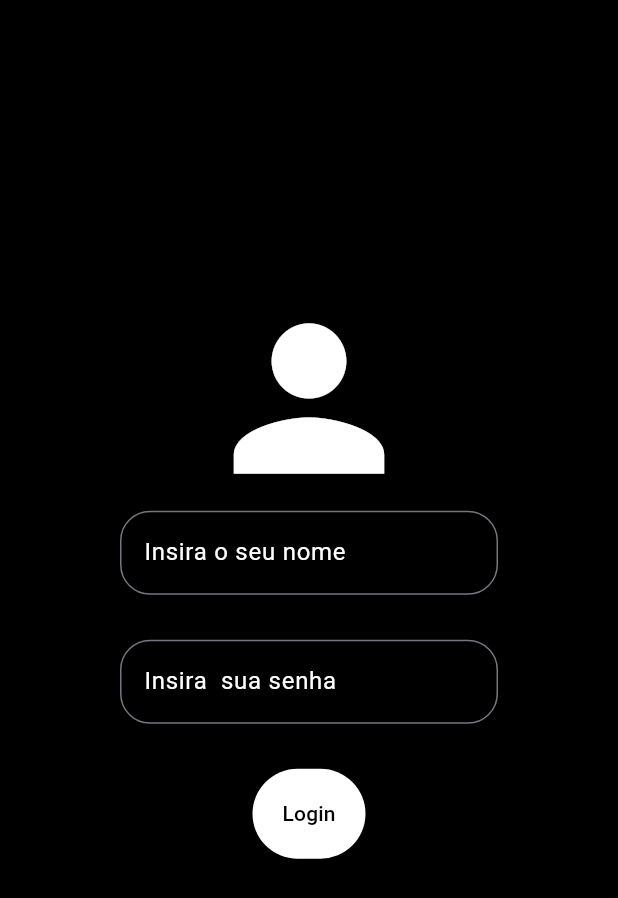
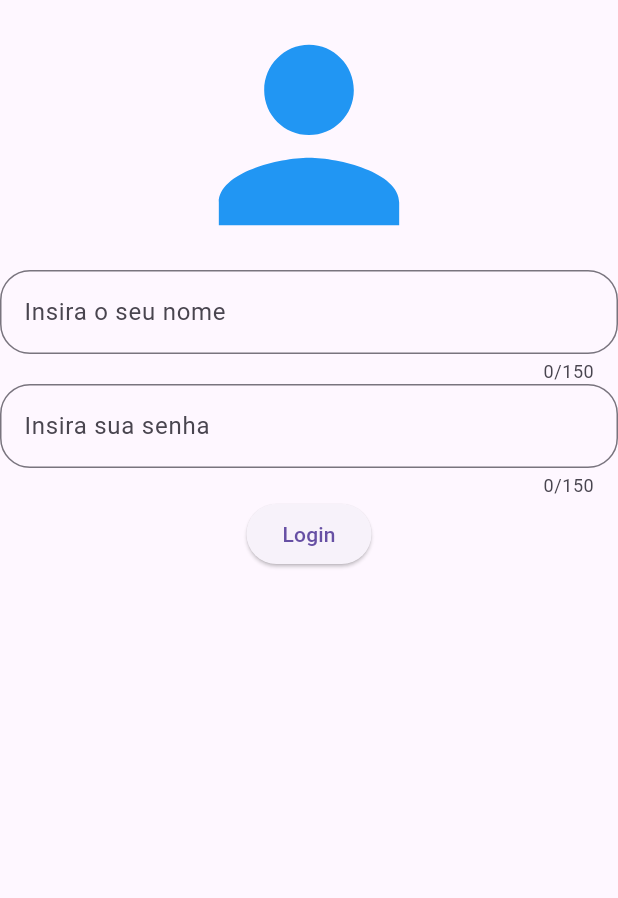
Before and after one commit to Viniciusalmei/ProgramacaoMobileDS15, a Flutter app: the screen it shows after launch, on a phone screen of 412 x 824 dp. Shown: the top 898 px of the screen. Run offline on Flutter 3.47's test engine with Material 3 defaults, Android fonts, the light colour scheme and no system bars; our stand-ins replace google_fonts; missing offline and left inert: applogin.

Commit message:
app login final

```diff
--- /dev/null
+++ b/loginapp/lib/apiall.dart
@@ -0,0 +1,60 @@
+import 'dart:convert';
+
+import 'package:flutter/material.dart';
+import 'package:http/http.dart' as http;
+
+class ApiAll extends StatefulWidget {
+  const ApiAll({super.key});
+
+  @override
+  State<ApiAll> createState() => _ApiAllState();
+}
+
+class _ApiAllState extends State<ApiAll> {
+  List<dynamic>? value; //variavel vira uma lista , pois recebe varios dados
+
+  @override
+  void initState() {
+    //funcao que recarrega o estado da pagina ,
+    //toda vez ao iniciar a pagina
+    super.initState();
+    getvalue(); //funcao que busca o valor , sera resetada sempre ao iniciar o app
+  }
+
+  void getvalue() async {
+    //Funcao que pega o valor do http, precisa ser assincrona
+    final response = await http.get(
+      Uri.parse("https://dummyjson.com/products"),
+    );
+    if (response.statusCode == 200) {
+      final data = jsonDecode(response.body);
+      setState(() {
+        //possibilita mudar o estado da variavel
+        value = data["products"];
+      });
+    }
+  }
+
+  @override
+  Widget build(BuildContext context) {
+    return MaterialApp(
+      home: Scaffold(
+        //Voce pode fazer conjuntos de componentes para cada ocasiao
+        body: value == null
+            ? Center(child: CircularProgressIndicator())
+            : Center(child: ListView.builder(itemCount: value!.length,
+            itemBuilder: (context, index) {
+              final item = value![index]; //variavel dos itens da lista
+              return Container(
+                width: 150,
+                height: 150,
+                color: Colors.blue,
+                child: Text("${item["title"]}"),
+              );
+            },
+
+            )),
+      ),
+    );
+  }
+}
--- a/loginapp/lib/main.dart
+++ b/loginapp/lib/main.dart
@@ -1,11 +1,11 @@
+import 'package:applogin/api.dart';
 import 'package:flutter/material.dart';
-import 'package:loginapp/api.dart';
 
 void main() {
   runApp(const MyApp());
 }
 
-class MyApp extends StatelessWidget { //permite a navegação
+class MyApp extends StatelessWidget {
   const MyApp({super.key});
 
   @override
@@ -24,113 +24,77 @@ class LoginPage extends StatefulWidget {
 }
 
 class _LoginPageState extends State<LoginPage> {
-  //Variavel que observa o que o usuário digita
+  //Variavel que observa o que o usuario digita :)😎
   TextEditingController user = TextEditingController();
   TextEditingController password = TextEditingController();
 
-  //Variaveis para logar
+  //Variavel com as informações corretas ✔🤔🐱‍🏍
   String correctUser = "vinicin";
   String correctPassword = "123";
 
-  //Variavel para mostrar a mensagem do erro
+  //Variavel para mostrar o erro 👀
   String erro = "";
 
-
-  void login() { //se der tudo certo navega para outra pagina.
+  //Funcao para validar as informações
+  void login() {
     if(user.text == correctUser && password.text == correctPassword){
-      Navigator.push(context,MaterialPageRoute(builder: (context)=> ApiPage()));
-
+      Navigator.push(context, MaterialPageRoute(builder: (context)=> ApiPage()));
     }else {
-      setState(() { //permite alterar o valor da variavel
+      setState(() {
         erro = "Existem credenciais erradas";
       });
     }
+  }
 
-  }
+  @override
+  Widget build(BuildContext context) {
+    return MaterialApp(
+      home: Scaffold(
+        body: Center(
+          child: Column(
+            children: [
+              Icon(Icons.person, size: 180, color: Colors.blue,),
+
+              TextField(
+                controller: user, //Aqui voce coloca a variavel que observa oq o usuario digita
+                maxLength: 150, //Maximo de caracteres digitados
+                decoration: InputDecoration(
+                  hintText: "Insira o seu nome", //Hint = Dica/o famoso "placeholder"
+                  border: OutlineInputBorder(//cria borda
+                    borderRadius: BorderRadius.circular(20), //Faz a circuferencia da borda
+                    borderSide: BorderSide(
+                      color: Colors.blue
+                    )
+                  )
+                ),
+
+              ),
+
+              TextField(
+                obscureText: true, //Deixa a senha privada *******
+                controller: password, //Aqui voce coloca a variavel que observa oq o usuario digita
+                maxLength: 150, //Maximo de caracteres digitados
+                decoration: InputDecoration(
+                  hintText: "Insira sua senha", //Hint = Dica/o famoso "placeholder"
+                  border: OutlineInputBorder(//cria borda
+                    borderRadius: BorderRadius.circular(20), //Faz a circuferencia da borda
+                    borderSide: BorderSide(
+                      color: Colors.blue
+                    )
+                  )
+                ),
+              ),
+
+              ElevatedButton(onPressed: login, child: Text("Login")),
+              Text("$erro")
 
 
 
 
-  @override
-  Widget build(BuildContext context) {
-    return MaterialApp(
-      theme: ThemeData(
-        scaffoldBackgroundColor: Colors.black
-      ),
-      home: Scaffold(
-        body: Center(
-          child: Column(
-            mainAxisAlignment: MainAxisAlignment.center,
-            children: [
-
-              Icon(Icons.person,size: 150 , color: Colors.white,),
-              Padding(padding: EdgeInsetsGeometry.symmetric(horizontal: 80),
-              child:  TextField( //campo para o usuario digitar as informações
-                controller: user,
-                style: TextStyle(color: Colors.white),
-                decoration: InputDecoration(
-                  hintText: "Insira o seu nome",
-                  hintStyle: TextStyle(color: Colors.white),
-                  border: OutlineInputBorder( //colocar borda no texfield
-                    borderRadius: BorderRadius.circular(20),
-                    borderSide: BorderSide(
-                      color: Colors.white
-                    )
-                  ),
-                  focusedBorder: OutlineInputBorder(
-                    borderRadius: BorderRadius.circular(20),
-                    borderSide: BorderSide(
-                      color: Colors.white
-                    )
-                  )
-                ),
-              ),
-              ),
-
-
-             Padding(padding: EdgeInsetsGeometry.symmetric(horizontal: 80, vertical: 30),
-              child:  TextField( //campo para o usuario digitar as informações
-                controller: password,
-                style: TextStyle(color: Colors.white),
-                decoration: InputDecoration(
-                  hintText: "Insira  sua senha ",
-                  hintStyle: TextStyle(color: Colors.white),
-                  border: OutlineInputBorder( //colocar borda no texfield
-                    borderRadius: BorderRadius.circular(20),
-                    borderSide: BorderSide(
-                      color: Colors.white
-                    )
-                  ),
-                  focusedBorder: OutlineInputBorder(
-                    borderRadius: BorderRadius.circular(20),
-                    borderSide: BorderSide(
-                      color: Colors.white
-                    )
-                  )
-                ),
-              ),
-              ),
-
-              ElevatedButton(
-              style: ElevatedButton.styleFrom( //muda o estilo do botao
-                padding: EdgeInsets.symmetric(horizontal: 20,vertical: 20),
-                backgroundColor: Colors.white, //cor de fundo
-                foregroundColor: Colors.black , //cor do texto
-              ) ,
-              onPressed: login,
-              child: Text("Login")),
-              Padding(padding: EdgeInsetsGeometry.all(20),
-              child: Text("$erro",style: TextStyle(color: Colors.red),))
-
-
-
             ],
-          ),
+          )
         )
-
-
       )
-
     );
   }
 }
```
Also changed, not shown: loginapp/lib/api.dart (+27 -27 lines), 14 other files.
